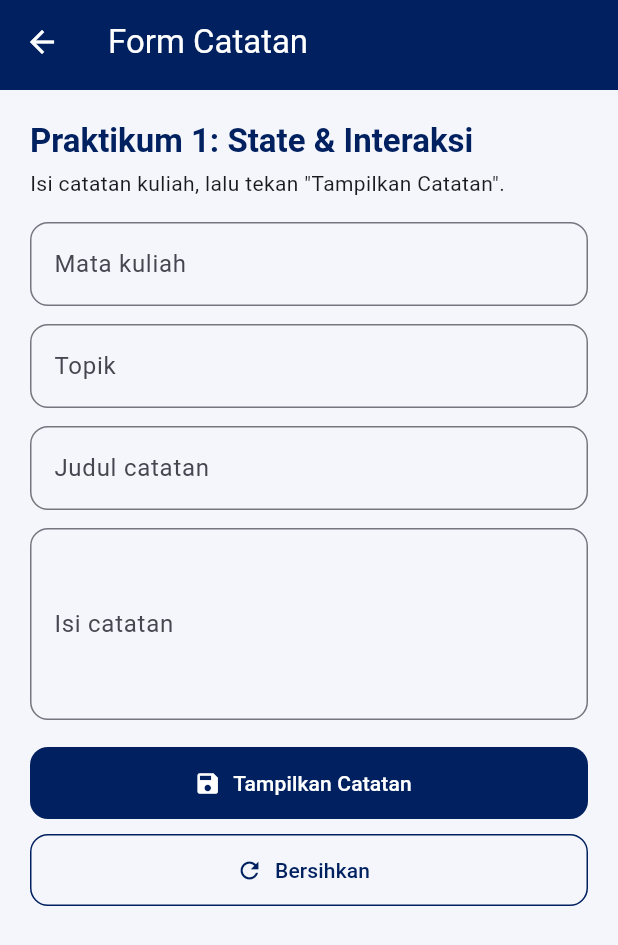
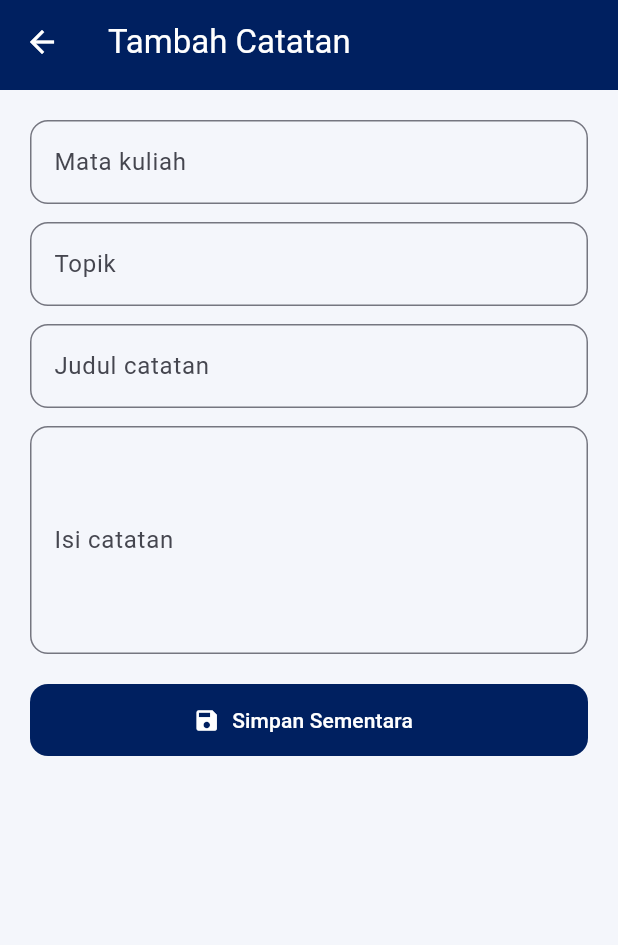
Before and after one commit to 2411009-yuda/studylog-v2, a Flutter app: the screen it shows after launch, after a tap on "Buat Catatan", on a phone screen of 412 x 824 dp. Shown: the top 945 px of the screen. Run offline on Flutter 3.47's test engine with Material 3 defaults, Android fonts, the phone set to English and light mode, and no system bars; our stand-ins replace image_picker.

Commit message:
Navigasi, Lifecycle, dan State

```diff
--- a/lib/app/app.dart
+++ b/lib/app/app.dart
@@ -1,25 +1,33 @@
 import 'package:flutter/material.dart';
 import 'package:provider/provider.dart';
 
+import '../viewmodels/catatan_store.dart';
 import '../viewmodels/profile_viewmodel.dart';
 import 'app_router.dart';
 import 'routes.dart';
 import 'theme.dart';
 
-/// Aplikasi StudyLog. Fitur Profil Mahasiswa tetap ada sebagai menu lain.
+/// Aplikasi StudyLog. Fitur Profil Mahasiswa menjadi tab pada bottom nav.
 class StudyLogApp extends StatelessWidget {
-  const StudyLogApp({super.key, this.viewModel});
+  const StudyLogApp({super.key, this.viewModel, this.catatanStore});
 
-  /// Opsional, dipakai pada pengujian untuk menyuntikkan ViewModel.
+  /// Opsional, dipakai pada pengujian untuk menyuntikkan state.
   final ProfileViewModel? viewModel;
+  final CatatanStore? catatanStore;
 
   @override
   Widget build(BuildContext context) {
-    // ProfileViewModel dibuat satu kali di atas MaterialApp, sehingga semua
-    // layar profil berbagi state yang sama. Form catatan (M1) memakai state
-    // lokal StatefulWidget sesuai Praktikum 1.
-    return ChangeNotifierProvider<ProfileViewModel>(
-      create: (_) => viewModel ?? ProfileViewModel(),
+    // State dibuat satu kali di atas MaterialApp, sehingga semua layar
+    // berbagi state yang sama dan tidak hilang saat pindah layar / rotasi.
+    return MultiProvider(
+      providers: [
+        ChangeNotifierProvider<ProfileViewModel>(
+          create: (_) => viewModel ?? ProfileViewModel(),
+        ),
+        ChangeNotifierProvider<CatatanStore>(
+          create: (_) => catatanStore ?? CatatanStore(),
+        ),
+      ],
       child: MaterialApp(
         title: 'StudyLog',
         debugShowCheckedModeBanner: false,
--- a/lib/app/app_router.dart
+++ b/lib/app/app_router.dart
@@ -3,9 +3,9 @@ import 'package:flutter/material.dart';
 import '../screens/catatan_form_screen.dart';
 import '../screens/contact_screen.dart';
 import '../screens/course_detail_screen.dart';
-import '../screens/course_list_screen.dart';
-import '../screens/home_screen.dart';
-import '../screens/profile_screen.dart';
+import '../screens/daftar_catatan_screen.dart';
+import '../screens/detail_catatan_screen.dart';
+import '../screens/main_shell.dart';
 import '../widgets/um_widgets.dart';
 import 'routes.dart';
 
@@ -13,19 +13,23 @@ import 'routes.dart';
 Route<dynamic> onGenerateRoute(RouteSettings settings) {
   switch (settings.name) {
     case AppRoutes.home:
-      return _page(settings, const HomeScreen());
-    case AppRoutes.studylogForm:
+      return _page(settings, const MainShell());
+    case AppRoutes.daftar:
+      return _page(settings, const DaftarCatatanScreen());
+    case AppRoutes.form:
       return _page(settings, const CatatanFormScreen());
-    case AppRoutes.profile:
-      return _page(settings, const ProfileScreen());
+    case AppRoutes.detail:
+      final id = settings.arguments;
+      if (id is int) {
+        return _page(settings, DetailCatatanScreen(id: id));
+      }
+      return _page(settings, const _NotFoundScreen());
     case AppRoutes.contact:
       return _page(settings, const ContactScreen());
-    case AppRoutes.courses:
-      return _page(settings, const CourseListScreen());
     case AppRoutes.courseDetail:
-      final id = settings.arguments;
-      if (id is String) {
-        return _page(settings, CourseDetailScreen(courseId: id));
+      final kode = settings.arguments;
+      if (kode is String) {
+        return _page(settings, CourseDetailScreen(courseId: kode));
       }
       return _page(settings, const _NotFoundScreen());
   }
--- a/lib/app/routes.dart
+++ b/lib/app/routes.dart
@@ -1,13 +1,17 @@
 /// Daftar route aplikasi. Satu destination = satu route bernama sederhana.
+///
+/// Home ('/') adalah shell dengan bottom navigation: Beranda, Profil,
+/// Mata Kuliah, Kontak. Route di bawah ini adalah layar yang DITUMPUKKAN
+/// di atas shell (push/pop).
 class AppRoutes {
   static const home = '/';
 
-  // StudyLog (fokus utama)
-  static const studylogForm = '/studylog/form';
+  // StudyLog
+  static const daftar = '/catatan';
+  static const detail = '/catatan/detail';
+  static const form = '/catatan/form';
 
-  // Menu lain (fitur profil mahasiswa dari proyek sebelumnya)
-  static const profile = '/profil';
-  static const courses = '/mata-kuliah-semester';
+  // Fitur profil mahasiswa
   static const courseDetail = '/mata-kuliah';
-  static const contact = '/kontak';
+  static const contact = '/kontak'; // juga dipakai tombol "Lihat Kontak"
 }
--- a/lib/app/theme.dart
+++ b/lib/app/theme.dart
@@ -58,6 +58,22 @@ ThemeData buildUmTheme() {
         borderSide: const BorderSide(color: UmColors.navy, width: 2),
       ),
     ),
+    navigationBarTheme: NavigationBarThemeData(
+      backgroundColor: Colors.white,
+      indicatorColor: UmColors.yellow,
+      iconTheme: WidgetStateProperty.resolveWith((states) {
+        final selected = states.contains(WidgetState.selected);
+        return IconThemeData(color: selected ? UmColors.navy : Colors.black54);
+      }),
+      labelTextStyle: WidgetStateProperty.resolveWith((states) {
+        final selected = states.contains(WidgetState.selected);
+        return TextStyle(
+          fontSize: 12,
+          fontWeight: selected ? FontWeight.bold : FontWeight.normal,
+          color: selected ? UmColors.navy : Colors.black54,
+        );
+      }),
+    ),
     snackBarTheme: const SnackBarThemeData(
       behavior: SnackBarBehavior.floating,
       backgroundColor: UmColors.navy,
--- /dev/null
+++ b/lib/models/catatan.dart
@@ -0,0 +1,25 @@
+/// Satu catatan kuliah. Immutable.
+///
+/// Pada M2 data hanya hidup di memori (ChangeNotifier). Id diberikan oleh
+/// [CatatanStore]. Bentuk model ini sengaja disiapkan agar M3 hanya perlu
+/// menambahkan konversi Map/JSON, tanpa mengubah layar.
+class Catatan {
+  const Catatan({
+    this.id,
+    required this.mataKuliah,
+    required this.topik,
+    required this.judul,
+    required this.isi,
+    required this.tanggal,
+  });
+
+  final int? id;
+  final String mataKuliah;
+  final String topik;
+  final String judul;
+  final String isi;
+  final DateTime tanggal;
+
+  /// Contoh: 30/10/2026
+  String get tanggalLabel => '${tanggal.day}/${tanggal.month}/${tanggal.year}';
+}
--- a/lib/screens/catatan_form_screen.dart
+++ b/lib/screens/catatan_form_screen.dart
@@ -1,28 +1,15 @@
 import 'package:flutter/material.dart';
+import 'package:provider/provider.dart';
 
-import '../app/theme.dart';
 import '../utils/validators.dart';
+import '../viewmodels/catatan_store.dart';
 import '../widgets/um_widgets.dart';
 
-/// Hasil input yang ditampilkan pada Card (hanya di memori / state lokal).
-class _HasilInput {
-  const _HasilInput({
-    required this.mataKuliah,
-    required this.topik,
-    required this.judul,
-    required this.isi,
-  });
-
-  final String mataKuliah;
-  final String topik;
-  final String judul;
-  final String isi;
-}
-
-/// Milestone 1 (Praktikum 1): form catatan interaktif satu layar.
+/// Form Tambah Catatan (M1 dikembangkan pada M2).
 ///
-/// Konsep: StatefulWidget, TextEditingController, Form + GlobalKey,
-/// validator, setState, SnackBar. Belum ada penyimpanan permanen.
+/// Validasi dan controller sama seperti Praktikum 1. Bedanya, data kini
+/// dikirim ke [CatatanStore] lalu halaman ditutup dengan Navigator.pop,
+/// sehingga pengguna kembali ke halaman sebelumnya.
 class CatatanFormScreen extends StatefulWidget {
   const CatatanFormScreen({super.key});
 
@@ -37,9 +24,6 @@ class _CatatanFormScreenState extends State<CatatanFormScreen> {
   final _judul = TextEditingController();
   final _isi = TextEditingController();
 
-  _HasilInput? _hasil;
-  bool _berhasil = false;
-
   @override
   void dispose() {
     _mataKuliah.dispose();
@@ -52,33 +36,17 @@ class _CatatanFormScreenState extends State<CatatanFormScreen> {
   void _simpanSementara() {
     if (!_formKey.currentState!.validate()) return;
 
-    setState(() {
-      _hasil = _HasilInput(
-        mataKuliah: _mataKuliah.text.trim(),
-        topik: _topik.text.trim(),
-        judul: _judul.text.trim(),
-        isi: _isi.text.trim(),
-      );
-      _berhasil = true;
-    });
+    context.read<CatatanStore>().tambah(
+          mataKuliah: _mataKuliah.text,
+          topik: _topik.text,
+          judul: _judul.text,
+          isi: _isi.text,
+        );
 
     ScaffoldMessenger.of(context).showSnackBar(
-      const SnackBar(
-        content: Text('Data ditampilkan (belum tersimpan permanen).'),
-      ),
+      const SnackBar(content: Text('Catatan disimpan sementara di memori.')),
     );
-  }
-
-  void _bersihkan() {
-    _formKey.currentState!.reset();
-    _mataKuliah.clear();
-    _topik.clear();
-    _judul.clear();
-    _isi.clear();
-    setState(() {
-      _hasil = null;
-      _berhasil = false;
-    });
+    Navigator.pop(context);
   }
 
   Widget _input(
@@ -97,30 +65,14 @@ class _CatatanFormScreenState extends State<CatatanFormScreen> {
 
   @override
   Widget build(BuildContext context) {
-    final textTheme = Theme.of(context).textTheme;
-
     return Scaffold(
-      appBar: umAppBar('Form Catatan'),
+      appBar: umAppBar('Tambah Catatan'),
       body: ListView(
         padding: const EdgeInsets.all(20),
         children: [
-          Text(
-            'Praktikum 1: State & Interaksi',
-            style: textTheme.titleLarge?.copyWith(
-              fontWeight: FontWeight.bold,
-              color: UmColors.navy,
-            ),
-          ),
-          const SizedBox(height: 4),
-          const Text('Isi catatan kuliah, lalu tekan "Tampilkan Catatan".'),
-          const SizedBox(height: 16),
           Form(
             key: _formKey,
             autovalidateMode: AutovalidateMode.onUserInteraction,
-            // Setiap perubahan input membuat tombol kembali ke keadaan awal.
-            onChanged: () {
-              if (_berhasil) setState(() => _berhasil = false);
-            },
             child: Column(
               children: [
                 _input(_mataKuliah, 'Mata kuliah'),
@@ -129,48 +81,16 @@ class _CatatanFormScreenState extends State<CatatanFormScreen> {
                 const SizedBox(height: 12),
                 _input(_judul, 'Judul catatan'),
                 const SizedBox(height: 12),
-                _input(_isi, 'Isi catatan', baris: 4),
+                _input(_isi, 'Isi catatan', baris: 5),
               ],
             ),
           ),
-          const SizedBox(height: 18),
+          const SizedBox(height: 20),
           FilledButton.icon(
             onPressed: _simpanSementara,
-            style: _berhasil
-                ? FilledButton.styleFrom(backgroundColor: UmColors.green)
-                : null,
-            icon: Icon(_berhasil ? Icons.check_circle : Icons.save),
-            label: Text(_berhasil ? 'Tersimpan Sementara' : 'Tampilkan Catatan'),
+            icon: const Icon(Icons.save),
+            label: const Text('Simpan Sementara'),
           ),
-          const SizedBox(height: 10),
-          OutlinedButton.icon(
-            onPressed: _bersihkan,
-            icon: const Icon(Icons.refresh),
-            label: const Text('Bersihkan'),
-          ),
-          if (_hasil != null) ...[
-            const SizedBox(height: 18),
-            SectionCard(
-              child: Column(
-                crossAxisAlignment: CrossAxisAlignment.start,
-                children: [
-                  Text('Hasil input',
-                      style: textTheme.labelLarge?.copyWith(
-                        color: UmColors.blue,
-                        fontWeight: FontWeight.bold,
-                      )),
-                  const SizedBox(height: 8),
-                  Text(_hasil!.judul, style: textTheme.titleMedium),
-                  const SizedBox(height: 2),
-                  Text('${_hasil!.mataKuliah} · ${_hasil!.topik}',
-                      style: textTheme.bodySmall
-                          ?.copyWith(color: Colors.black54)),
-                  const Divider(height: 24),
-                  Text(_hasil!.isi),
-                ],
-              ),
-            ),
-          ],
         ],
       ),
     );
--- a/lib/screens/home_screen.dart
+++ b/lib/screens/home_screen.dart
@@ -3,19 +3,20 @@ import 'package:provider/provider.dart';
 
 import '../app/routes.dart';
 import '../app/theme.dart';
+import '../viewmodels/catatan_store.dart';
 import '../viewmodels/profile_viewmodel.dart';
 import '../widgets/lifecycle_badge.dart';
 import '../widgets/profile_avatar.dart';
 import '../widgets/um_widgets.dart';
 
-/// Layar 1: Beranda StudyLog. Fokus utama: catatan kuliah.
-/// Fitur profil mahasiswa tersedia sebagai menu lain di bagian bawah.
+/// Tab 1: Beranda StudyLog. Fokus utama: catatan kuliah.
 class HomeScreen extends StatelessWidget {
   const HomeScreen({super.key});
 
   @override
   Widget build(BuildContext context) {
     final student = context.watch<ProfileViewModel>().student;
+    final jumlah = context.watch<CatatanStore>().jumlah;
     final textTheme = Theme.of(context).textTheme;
 
     return Scaffold(
@@ -50,53 +51,25 @@ class HomeScreen extends StatelessWidget {
                   ],
                 ),
                 const SizedBox(height: 8),
-                const Text(
-                  'Catat materi kuliah dengan mata kuliah, topik, judul, '
-                  'dan isi. Praktikum 1: form interaktif dengan validasi.',
-                ),
+                Text(jumlah == 0
+                    ? 'Belum ada catatan. Mulai dengan membuat catatan pertama.'
+                    : '$jumlah catatan (disimpan sementara di memori).'),
                 const SizedBox(height: 16),
                 FilledButton.icon(
                   onPressed: () =>
-                      Navigator.pushNamed(context, AppRoutes.studylogForm),
+                      Navigator.pushNamed(context, AppRoutes.daftar),
+                  icon: const Icon(Icons.list_alt),
+                  label: const Text('Lihat Catatan'),
+                ),
+                const SizedBox(height: 8),
+                OutlinedButton.icon(
+                  onPressed: () =>
+                      Navigator.pushNamed(context, AppRoutes.form),
                   icon: const Icon(Icons.edit_note),
                   label: const Text('Buat Catatan'),
                 ),
               ],
             ),
-          ),
-          const SizedBox(height: 24),
-          Text(
-            'Menu Lainnya',
-            style: textTheme.titleSmall?.copyWith(
-              fontWeight: FontWeight.bold,
-              color: UmColors.navy,
-            ),
-          ),
-          const SizedBox(height: 8),
-          Row(
-            children: [
-              Expanded(
-                child: _MenuButton(
-                  icon: Icons.person_outline,
-                  label: 'Profil',
-                  onTap: () => Navigator.pushNamed(context, AppRoutes.profile),
-                ),
-              ),
-              const SizedBox(width: 12),
-              Expanded(
-                child: _MenuButton(
-                  icon: Icons.contact_mail_outlined,
-                  label: 'Kontak',
-                  onTap: () => Navigator.pushNamed(context, AppRoutes.contact),
-                ),
-              ),
-            ],
-          ),
-          const SizedBox(height: 12),
-          _MenuButton(
-            icon: Icons.school_outlined,
-            label: 'Mata Kuliah',
-            onTap: () => Navigator.pushNamed(context, AppRoutes.courses),
           ),
           const SizedBox(height: 16),
           const LifecycleBadge(),
@@ -178,24 +151,3 @@ class _HeroCard extends StatelessWidget {
     );
   }
 }
-
-class _MenuButton extends StatelessWidget {
-  const _MenuButton({
-    required this.icon,
-    required this.label,
-    required this.onTap,
-  });
-
-  final IconData icon;
-  final String label;
-  final VoidCallback onTap;
-
-  @override
-  Widget build(BuildContext context) {
-    return OutlinedButton.icon(
-      onPressed: onTap,
-      icon: Icon(icon),
-      label: Text(label),
-    );
-  }
-}
--- /dev/null
+++ b/lib/screens/main_shell.dart
@@ -0,0 +1,69 @@
+import 'package:flutter/material.dart';
+
+import 'contact_screen.dart';
+import 'course_list_screen.dart';
+import 'home_screen.dart';
+import 'profile_screen.dart';
+
+/// Kerangka utama dengan bottom navigation.
+///
+/// IndexedStack menjaga setiap tab tetap hidup, sehingga posisi scroll dan
+/// state tab tidak hilang saat berpindah tab. Layar yang ditumpuk dengan
+/// Navigator.push (Daftar, Detail, Form) tampil di atas shell ini.
+class MainShell extends StatefulWidget {
+  const MainShell({super.key});
+
+  @override
+  State<MainShell> createState() => _MainShellState();
+}
+
+class _MainShellState extends State<MainShell> {
+  int _index = 0;
+
+  static const _tabs = <Widget>[
+    HomeScreen(),
+    ProfileScreen(),
+    CourseListScreen(),
+    ContactScreen(),
+  ];
+
+  @override
+  Widget build(BuildContext context) {
+    return PopScope(
+      // Tombol kembali pada tab lain mengarah ke Beranda lebih dulu.
+      canPop: _index == 0,
+      onPopInvokedWithResult: (didPop, _) {
+        if (!didPop) setState(() => _index = 0);
+      },
+      child: Scaffold(
+        body: IndexedStack(index: _index, children: _tabs),
+        bottomNavigationBar: NavigationBar(
+          selectedIndex: _index,
+          onDestinationSelected: (i) => setState(() => _index = i),
+          destinations: const [
+            NavigationDestination(
+              icon: Icon(Icons.home_outlined),
+              selectedIcon: Icon(Icons.home),
+              label: 'Beranda',
+            ),
+            NavigationDestination(
+              icon: Icon(Icons.person_outline),
+              selectedIcon: Icon(Icons.person),
+              label: 'Profil',
+            ),
+            NavigationDestination(
+              icon: Icon(Icons.school_outlined),
+              selectedIcon: Icon(Icons.school),
+              label: 'Mata Kuliah',
+            ),
+            NavigationDestination(
+              icon: Icon(Icons.contact_mail_outlined),
+              selectedIcon: Icon(Icons.contact_mail),
+              label: 'Kontak',
+            ),
+          ],
+        ),
+      ),
+    );
+  }
+}
--- /dev/null
+++ b/lib/viewmodels/catatan_store.dart
@@ -0,0 +1,45 @@
+import 'package:flutter/foundation.dart';
+
+import '../models/catatan.dart';
+
+/// State catatan lintas layar (Praktikum 2).
+///
+/// Data hanya berada di RAM: bertahan saat pindah layar, rotasi, dan Hot
+/// Reload, tetapi HILANG saat aplikasi dihentikan penuh. Penyimpanan
+/// permanen dikerjakan pada Praktikum 3.
+class CatatanStore extends ChangeNotifier {
+  final List<Catatan> _data = [];
+  int _idBerikut = 1;
+
+  /// Terbaru di atas. Tidak dapat dimodifikasi dari luar.
+  List<Catatan> get data => List.unmodifiable(_data);
+
+  int get jumlah => _data.length;
+
+  Catatan? byId(int id) {
+    for (final item in _data) {
+      if (item.id == id) return item;
+    }
+    return null;
+  }
+
+  Catatan tambah({
+    required String mataKuliah,
+    required String topik,
+    required String judul,
+    required String isi,
+    DateTime? tanggal,
+  }) {
+    final baru = Catatan(
+      id: _idBerikut++,
+      mataKuliah: mataKuliah.trim(),
+      topik: topik.trim(),
+      judul: judul.trim(),
+      isi: isi.trim(),
+      tanggal: tanggal ?? DateTime.now(),
+    );
+    _data.insert(0, baru);
+    notifyListeners();
+    return baru;
+  }
+}
```
Also changed, not shown: lib/screens/daftar_catatan_screen.dart (added, +74 -0 lines), lib/screens/detail_catatan_screen.dart (added, +52 -0 lines), 3 other files.
